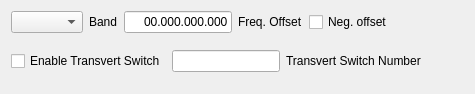
zsteva/backup-minos2, file mqt/MqtRigControl/transvertsetupform.ui: the form before one commit.
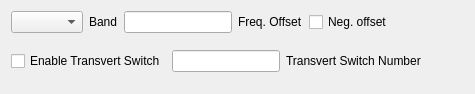
The form after the commit.

Patch:
```diff
--- a/mqt/MqtRigControl/transvertsetupform.ui
+++ b/mqt/MqtRigControl/transvertsetupform.ui
@@ -29,10 +29,10 @@
      <item>
       <widget class="QLineEdit" name="TransVertOffset">
        <property name="inputMask">
-        <string>99.999.999.999</string>
+        <string/>
        </property>
        <property name="text">
-        <string>00.000.000.000</string>
+        <string/>
        </property>
        <property name="alignment">
         <set>Qt::AlignRight|Qt::AlignTrailing|Qt::AlignVCenter</set>
```
